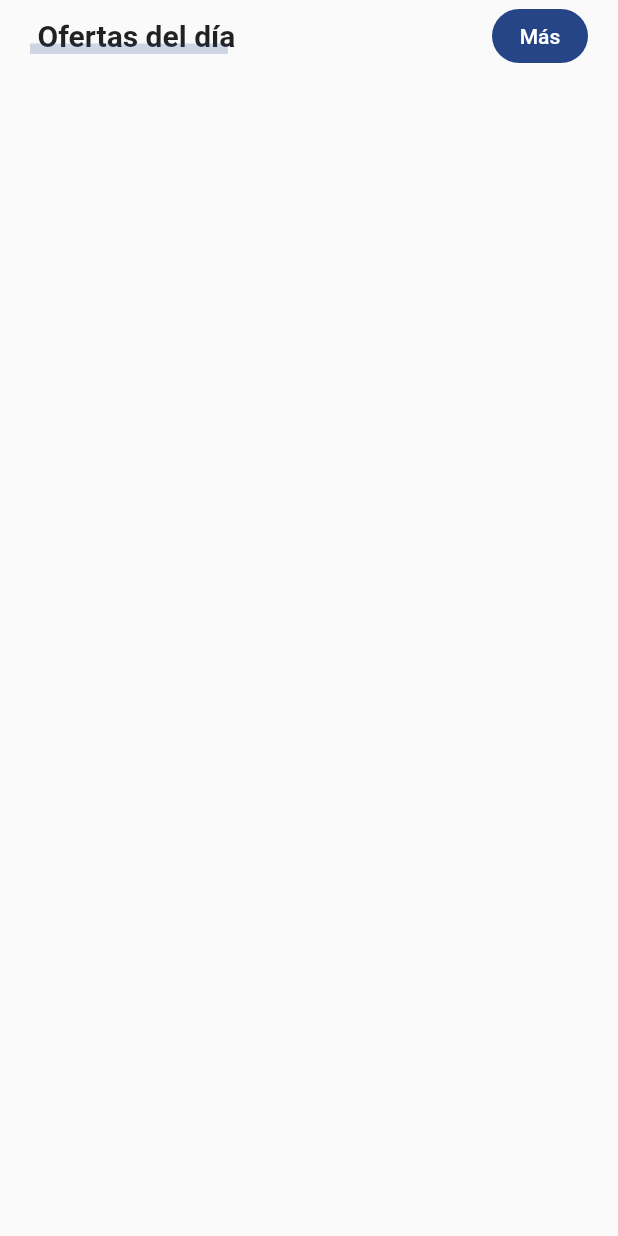
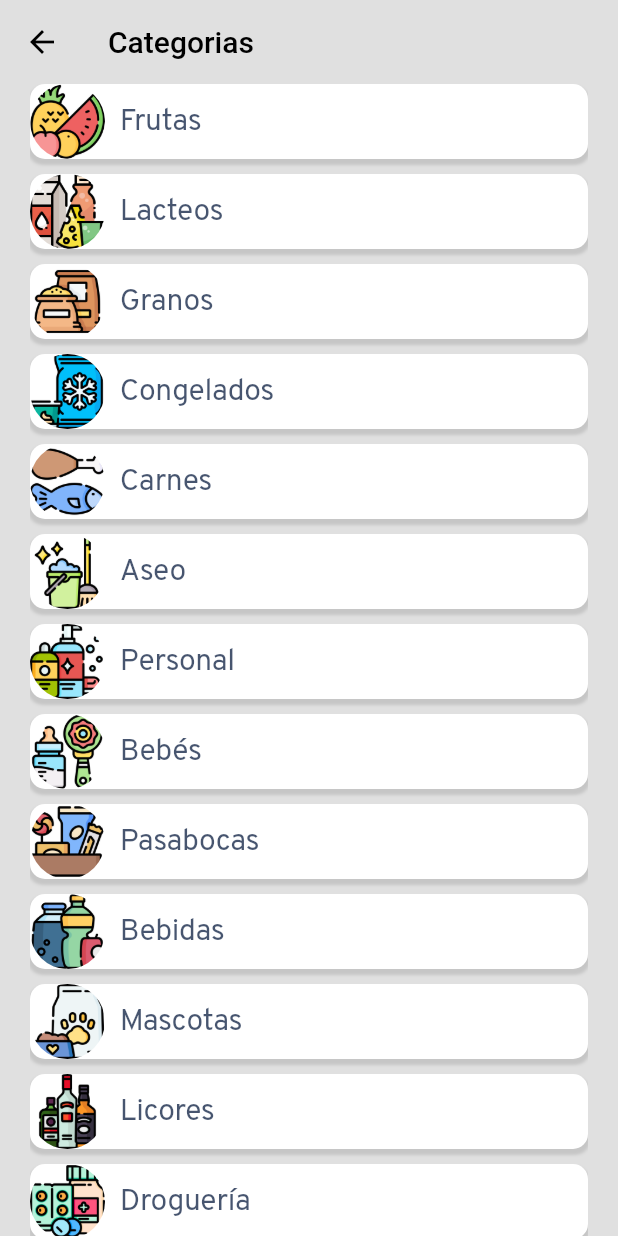
Before and after one commit to cbasguti/ahorra_app, a Flutter app: the TituloYBoton widget shown alone on an empty page, opened directly, after a tap on "Más", on a phone screen of 412 x 824 dp. Run offline on Flutter 3.47's test engine with Material 2 defaults, Android fonts, the phone set to English and light mode, and no system bars; our stand-ins replace firebase_auth, firebase_core, firebase_database; accounts and stored records are empty.

Commit message:
add: lista de categorias en la pestaña principal

```diff
--- a/lib/view/home/body.dart
+++ b/lib/view/home/body.dart
@@ -4,6 +4,8 @@ import 'package:ahorra_app/view/home/home_marcas.dart';
 import 'package:ahorra_app/view/home/home_ofertas.dart';
 import 'package:ahorra_app/view/home/home_seccion.dart';
 import 'package:flutter/material.dart';
+
+import '../../widget/lista_categorias.dart';
 
 class Body extends StatelessWidget {
   const Body({super.key});
@@ -16,9 +18,16 @@ class Body extends StatelessWidget {
         crossAxisAlignment: CrossAxisAlignment.start,
         children: <Widget>[
           HeaderConBusqueda(size: size),
-          const Padding(
-            padding: EdgeInsets.symmetric(horizontal: 20.0),
-            child: TituloConInterlineado(texto: "Categorías"),
+          TituloYBoton(
+            titulo: "Categorias",
+            press: () {
+              Navigator.push(
+                context,
+                MaterialPageRoute(
+                  builder: (context) => ListaCategorias(),
+                ),
+              );
+            },
           ),
           const CategoriasDestacadas(),
           TituloYBoton(titulo: "Ofertas del día", press: () {}),
--- a/lib/view/home/home_seccion.dart
+++ b/lib/view/home/home_seccion.dart
@@ -7,7 +7,7 @@ class TituloYBoton extends StatelessWidget {
     required this.press,
   }) : super(key: key);
   final String titulo;
-  final Function press;
+  final VoidCallback press;
 
   @override
   Widget build(BuildContext context) {
@@ -24,7 +24,7 @@ class TituloYBoton extends StatelessWidget {
               ),
               backgroundColor: const Color(0xFF254587),
             ),
-            onPressed: () {},
+            onPressed: press,
             child: const Text(
               "Más",
               style: TextStyle(color: Colors.white),
--- a/lib/view/producto/producto_detalle.dart
+++ b/lib/view/producto/producto_detalle.dart
@@ -53,19 +53,7 @@ class _DetallesProductoState extends State<DetallesProducto> {
             leading: IconButton(
               icon: const Icon(Icons.arrow_back),
               onPressed: () {
-                Navigator.push(
-                  context,
-                  MaterialPageRoute(
-                    builder: (context) => Scaffold(
-                      body: Stack(
-                        children: const [
-                          MenuLateral(),
-                          MenuPrincipal(),
-                        ],
-                      ),
-                    ),
-                  ),
-                );
+                Navigator.pop(context);
               },
             ),
             actions: [
--- a/lib/view/producto/producto_lista.dart
+++ b/lib/view/producto/producto_lista.dart
@@ -78,19 +78,7 @@ class _ListaProductosState extends State<ListaProductos> {
           leading: IconButton(
             icon: const Icon(Icons.arrow_back),
             onPressed: () {
-              Navigator.push(
-                context,
-                MaterialPageRoute(
-                  builder: (context) => Scaffold(
-                    body: Stack(
-                      children: const [
-                        MenuLateral(),
-                        MenuPrincipal(),
-                      ],
-                    ),
-                  ),
-                ),
-              );
+              Navigator.pop(context);
             },
           ),
         ),
--- /dev/null
+++ b/lib/widget/lista_categorias.dart
@@ -0,0 +1,137 @@
+import 'package:ahorra_app/widget/sidebar.dart';
+import 'package:flutter/material.dart';
+
+import '../view/home/home.dart';
+import '../view/producto/producto_lista.dart';
+
+class ListaCategorias extends StatelessWidget {
+  const ListaCategorias({Key? key}) : super(key: key);
+
+  @override
+  Widget build(BuildContext context) {
+    List<String> categorias = [
+      "Frutas",
+      "Lacteos",
+      "Granos",
+      "Congelados",
+      "Carnes",
+      "Aseo",
+      "Personal",
+      "Bebés",
+      "Pasabocas",
+      "Bebidas",
+      "Mascotas",
+      "Licores",
+      "Droguería",
+      "Panadería"
+    ];
+
+    List<String> imagenes = [
+      "assets/image/menu/categorias/1_frutas.png",
+      "assets/image/menu/categorias/2_lacteos.png",
+      "assets/image/menu/categorias/3_arroz.png",
+      "assets/image/menu/categorias/4_congelados.png",
+      "assets/image/menu/categorias/5_carnes.png",
+      "assets/image/menu/categorias/6_aseo.png",
+      "assets/image/menu/categorias/7_cuidado.png",
+      "assets/image/menu/categorias/8_bebes.png",
+      "assets/image/menu/categorias/9_mecato.png",
+      "assets/image/menu/categorias/10_bebidas.png",
+      "assets/image/menu/categorias/11_mascotas.png",
+      "assets/image/menu/categorias/12_licores.png",
+      "assets/image/menu/categorias/13_drogas.png",
+      "assets/image/menu/categorias/14_panaderia.png",
+    ];
+
+    return Scaffold(
+      backgroundColor: Colors.grey.shade300,
+      appBar: AppBar(
+        foregroundColor: Colors.black,
+        backgroundColor: Colors.transparent,
+        elevation: 0,
+        title: const Text('Categorias'),
+        leading: IconButton(
+          icon: const Icon(Icons.arrow_back),
+          onPressed: () {
+            Navigator.push(
+              context,
+              MaterialPageRoute(
+                builder: (context) => Scaffold(
+                  body: Stack(
+                    children: const [
+                      MenuLateral(),
+                      MenuPrincipal(),
+                    ],
+                  ),
+                ),
+              ),
+            );
+          },
+        ),
+      ),
+      body: Padding(
+        padding: EdgeInsets.symmetric(horizontal: 20.0),
+        child: ListView.builder(
+          itemCount: categorias.length,
+          itemBuilder: (context, index) {
+            return Padding(
+              padding: EdgeInsets.only(bottom: 10.0),
+              child: GestureDetector(
+                onTap: () {
+                  Navigator.push(
+                    context,
+                    MaterialPageRoute(
+                      builder: (context) => ListaProductos(collectionName: categorias[index]),
+                    ),
+                  );
+                },
+                child: Container(
+                  decoration: BoxDecoration(
+                    color: Colors.white,
+                    borderRadius: BorderRadius.circular(10.0),
+                    boxShadow: [
+                      BoxShadow(
+                        color: Colors.grey.withOpacity(0.4),
+                        spreadRadius: 1,
+                        blurRadius: 1,
+                        offset: Offset(0, 3),
+                      ),
+                    ],
+                  ),
+                  child: Row(
+                    children: [
+                      Container(
+                        width: 50,
+                        height: 50,
+                        decoration: BoxDecoration(
+                          shape: BoxShape.circle,
+                          image: DecorationImage(
+                            image: AssetImage(imagenes[index]),
+                            fit: BoxFit.cover,
+                          ),
+                        ),
+                      ),
+                      SizedBox(width: 10),
+                      Text(
+                        categorias[index],
+                        style: const TextStyle(
+                          fontFamily: 'Overpass',
+                          fontWeight: FontWeight.w500,
+                          fontSize: 20,
+                          fontStyle: FontStyle.normal,
+                          height: 1.33,
+                          letterSpacing: -0.24,
+                          color: Color.fromRGBO(9, 28, 63, 0.75),
+                        ),
+                      ),
+                    ],
+                  ),
+                ),
+              ),
+            );
+          },
+        ),
+      ),
+    );
+  }
+}
```
Also changed, not shown: lib/widget/listas_check.dart (added), pubspec.lock.
